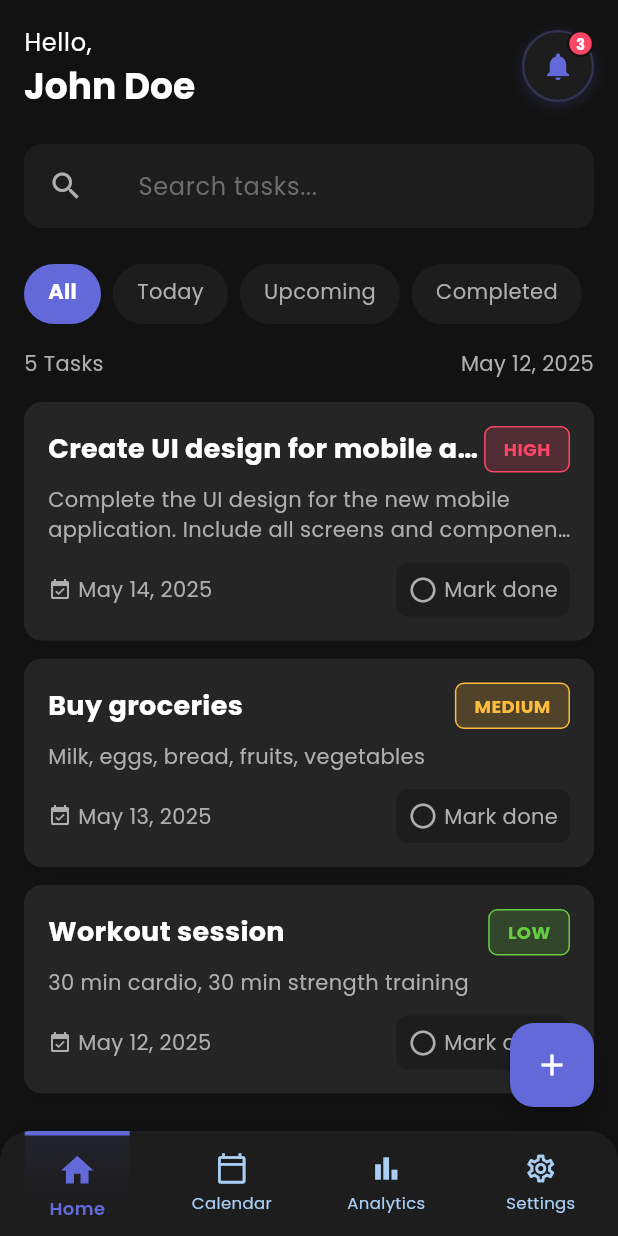
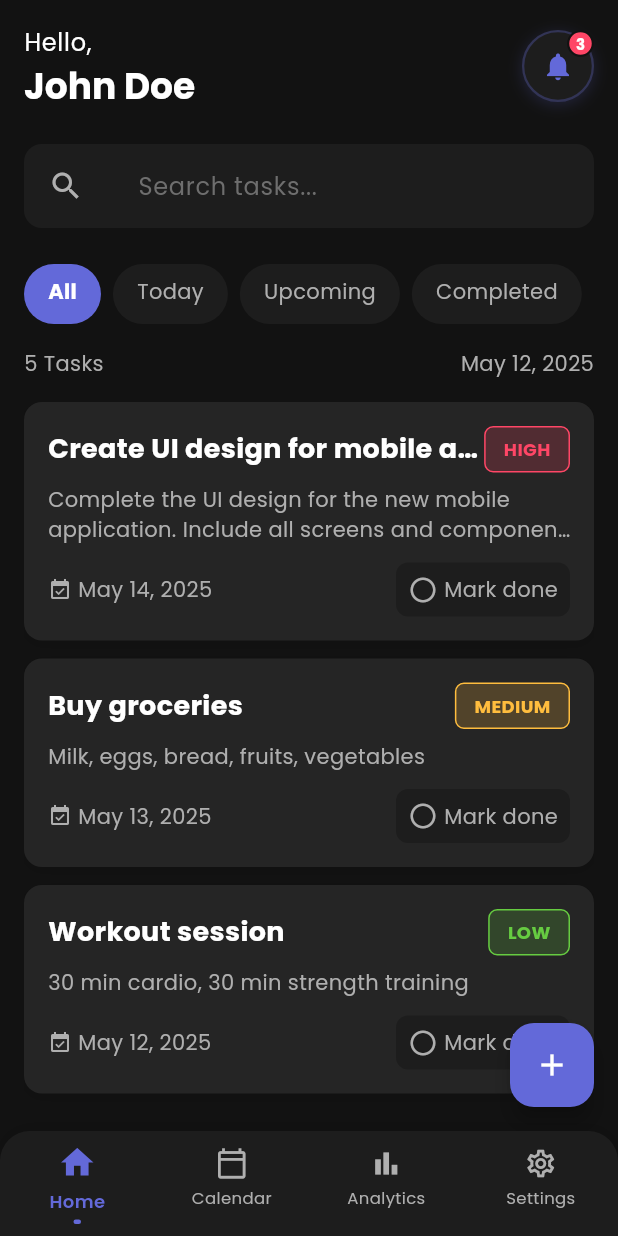
Before and after one commit to SdAm1n/taskoro, a Flutter app: the MainScreen screen opened by its route, on a phone screen of 412 x 824 dp. Run offline on Flutter 3.47's test engine with Material 3 defaults, Android fonts, the phone set to English and light mode, and no system bars; drawn by our look-alikes of flutter_slidable; our stand-ins replace google_fonts, shared_preferences, table_calendar; accounts and stored records are empty.

Commit message:
change nav bar ui

```diff
--- a/lib/screens/main_screen.dart
+++ b/lib/screens/main_screen.dart
@@ -113,29 +113,9 @@ class _MainScreenState extends State<MainScreen> {
       },
       splashColor: Colors.transparent,
       highlightColor: Colors.transparent,
-      child: AnimatedContainer(
-        duration: const Duration(milliseconds: 200),
+      child: SizedBox(
         width: 70,
         height: 70,
-        decoration: BoxDecoration(
-          border:
-              isSelected
-                  ? Border(
-                    top: BorderSide(color: AppTheme.primaryColor, width: 3),
-                  )
-                  : null,
-          gradient:
-              isSelected
-                  ? LinearGradient(
-                    colors: [
-                      AppTheme.primaryColor.withOpacity(0.1),
-                      Colors.transparent,
-                    ],
-                    begin: Alignment.topCenter,
-                    end: Alignment.bottomCenter,
-                  )
-                  : null,
-        ),
         child: Column(
           mainAxisAlignment: MainAxisAlignment.center,
           children: [
@@ -143,8 +123,11 @@ class _MainScreenState extends State<MainScreen> {
               isSelected ? activeIcon : icon,
               color:
                   isSelected
-                      ? const Color(0xFF6369D9) // Active color
-                      : const Color(0xFFABCEF5), // Inactive color
+                      ? AppTheme
+                          .primaryColor // Active color
+                      : isDarkMode
+                      ? AppTheme.darkSecondaryTextColor
+                      : AppTheme.lightSecondaryTextColor, // Inactive color
               size: isSelected ? 26 : 22,
             ),
             const SizedBox(height: 4),
@@ -153,10 +136,24 @@ class _MainScreenState extends State<MainScreen> {
               style: TextStyle(
                 color:
                     isSelected
-                        ? const Color(0xFF6369D9) // Active color
-                        : const Color(0xFFABCEF5), // Inactive color
+                        ? AppTheme
+                            .primaryColor // Active color
+                        : isDarkMode
+                        ? AppTheme.darkSecondaryTextColor
+                        : AppTheme.lightSecondaryTextColor, // Inactive color
                 fontSize: isSelected ? 12 : 11,
                 fontWeight: isSelected ? FontWeight.w600 : FontWeight.normal,
+              ),
+            ),
+            const SizedBox(height: 4),
+            // Small indicator dot for active item
+            AnimatedContainer(
+              duration: const Duration(milliseconds: 200),
+              height: 3,
+              width: isSelected ? 5 : 0,
+              decoration: BoxDecoration(
+                color: AppTheme.primaryColor,
+                borderRadius: BorderRadius.circular(10),
               ),
             ),
           ],
```
